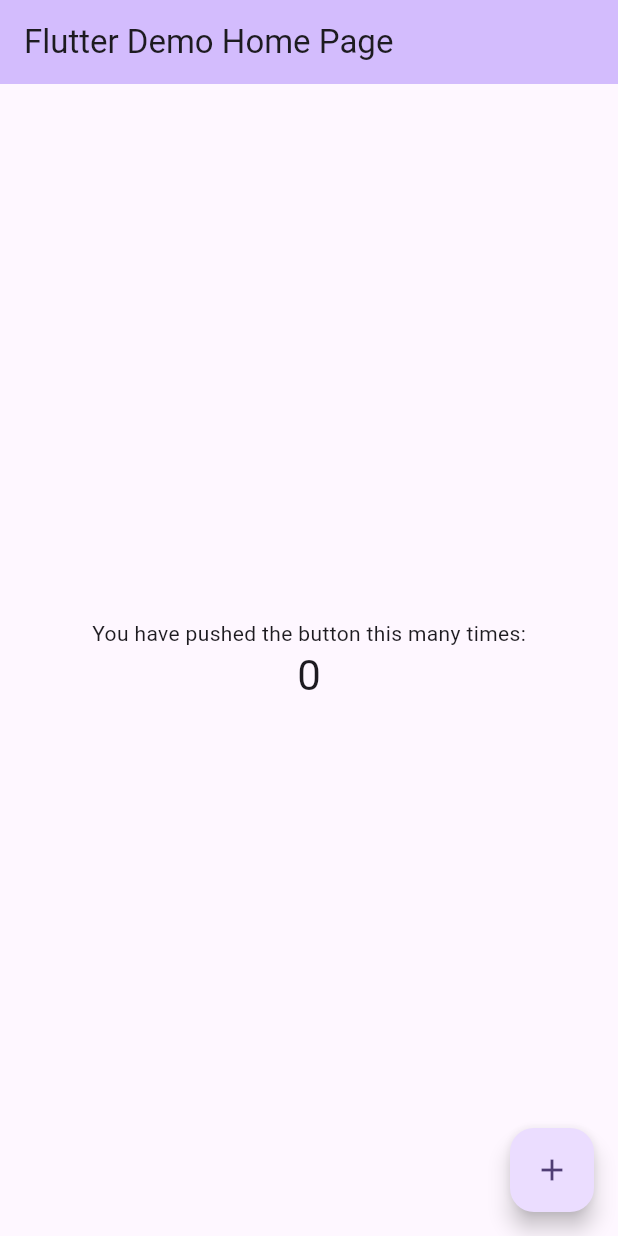
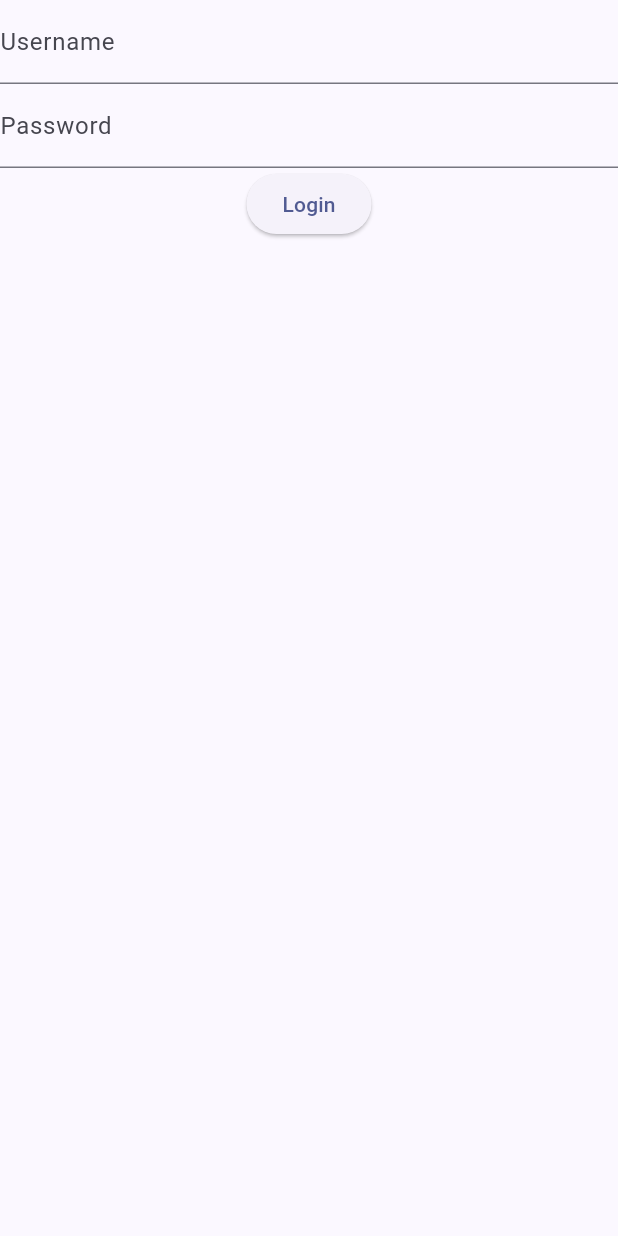
Before and after one commit to kiranmodha/runmaze2, a Flutter app: the screen it shows after launch, on a phone screen of 412 x 824 dp. Run offline on Flutter 3.47's test engine with Material 3 defaults, Android fonts, the phone set to English and light mode, and no system bars; our stand-ins replace shared_preferences, sqflite, supabase, supabase_flutter; accounts and stored records are empty.

Commit message:
Initial Commit

```diff
--- a/lib/main.dart
+++ b/lib/main.dart
@@ -1,7 +1,9 @@
 import 'package:flutter/material.dart';
-import 'package:runmaze2/model/workout.dart';
+import 'package:runmaze2/presentation/login.dart';
 import 'package:supabase_flutter/supabase_flutter.dart';
+import 'package:runmaze2/presentation/home.dart';
 
+// Hello
 
 void main() async {
   WidgetsFlutterBinding.ensureInitialized();
@@ -22,78 +24,118 @@ class MyApp extends StatelessWidget {
   @override
   Widget build(BuildContext context) {
     return MaterialApp(
-      title: 'Flutter Demo',
+      debugShowCheckedModeBanner: false,
+      // debugShowMaterialGrid: true,
       theme: ThemeData(
-        colorScheme: ColorScheme.fromSeed(seedColor: Colors.deepPurple),
+        colorScheme: ColorScheme.fromSeed(seedColor: Colors.indigo),
         useMaterial3: true,
       ),
-      home: const MyHomePage(title: 'Flutter Demo Home Page'),
+      home: const LoginPage(),
     );
   }
 }
 
-class MyHomePage extends StatefulWidget {
-  const MyHomePage({super.key, required this.title});
-  final String title;
 
-  @override
-  State<MyHomePage> createState() => _MyHomePageState();
-}
 
-class _MyHomePageState extends State<MyHomePage> {
-  int _counter = 0;
-  final client = Supabase.instance.client;
 
-  void _incrementCounter() {
-    _getLatestWorkouts();
-    setState(() {
-      _counter++;
-    });
-  }
 
-  void _getData() async {
-    final data = await client.from("club_master").select();
-    print(data);
-  }
 
-  void _getLatestWorkouts() async {
-    final response = await client
-        .from('workout')
-        .select()
-        .eq('athlete_id', 33) // added where condition
-        .order('workout_date', ascending: false)
-        .limit(2);
+// import 'package:flutter/material.dart';
+// import 'package:runmaze2/model/workout.dart';
+// import 'package:supabase_flutter/supabase_flutter.dart';
 
-    Workouts workouts = Workouts.fromMapList(response);
-    print(workouts.workoutList.length);
-  }
 
-  @override
-  Widget build(BuildContext context) {
-    return Scaffold(
-      appBar: AppBar(
-        backgroundColor: Theme.of(context).colorScheme.inversePrimary,
-        title: Text(widget.title),
-      ),
-      body: Center(
-        child: Column(
-          mainAxisAlignment: MainAxisAlignment.center,
-          children: <Widget>[
-            const Text(
-              'You have pushed the button this many times:',
-            ),
-            Text(
-              '$_counter',
-              style: Theme.of(context).textTheme.headlineMedium,
-            ),
-          ],
-        ),
-      ),
-      floatingActionButton: FloatingActionButton(
-        onPressed: _incrementCounter,
-        tooltip: 'Increment',
-        child: const Icon(Icons.add),
-      ), // This trailing comma makes auto-formatting nicer for build methods.
-    );
-  }
-}
+// void main() async {
+//   WidgetsFlutterBinding.ensureInitialized();
+
+//   await Supabase.initialize(
+//     url: 'https://wbceffdfjuczhuorcxkf.supabase.co',
+//     anonKey:
+//         'eyJhbGciOiJIUzI1NiIsInR5cCI6IkpXVCJ9.eyJpc3MiOiJzdXBhYmFzZSIsInJlZiI6IndiY2VmZmRmanVjemh1b3JjeGtmIiwicm9sZSI6ImFub24iLCJpYXQiOjE3MDc1MzgzNzAsImV4cCI6MjAyMzExNDM3MH0.gHSDpIJ9LZO9WaG-2zqKSwna6pXZVs_jwNpq2B-iKPs',
+//   );
+
+//   runApp(const MyApp());
+// }
+
+// class MyApp extends StatelessWidget {
+//   const MyApp({super.key});
+
+//   // This widget is the root of your application.
+//   @override
+//   Widget build(BuildContext context) {
+//     return MaterialApp(
+//       title: 'Flutter Demo',
+//       theme: ThemeData(
+//         colorScheme: ColorScheme.fromSeed(seedColor: Colors.deepPurple),
+//         useMaterial3: true,
+//       ),
+//       home: const MyHomePage(title: 'Flutter Demo Home Page'),
+//     );
+//   }
+// }
+
+// class MyHomePage extends StatefulWidget {
+//   const MyHomePage({super.key, required this.title});
+//   final String title;
+
+//   @override
+//   State<MyHomePage> createState() => _MyHomePageState();
+// }
+
+// class _MyHomePageState extends State<MyHomePage> {
+//   int _counter = 0;
+//   final client = Supabase.instance.client;
+
+//   void _incrementCounter() {
+//     _getLatestWorkouts();
+//     setState(() {
+//       _counter++;
+//     });
+//   }
+
+//   void _getData() async {
+//     final data = await client.from("club_master").select();
+//     print(data);
+//   }
+
+//   void _getLatestWorkouts() async {
+//     final response = await client
+//         .from('workout')
+//         .select()
+//         .eq('athlete_id', 33) // added where condition
+//         .order('workout_date', ascending: false)
+//         .limit(2);
+
+//     Workouts workouts = Workouts.fromMapList(response);
+//     print(workouts.workoutList.length);
+//   }
+
+//   @override
+//   Widget build(BuildContext context) {
+//     return Scaffold(
+//       appBar: AppBar(
+//         backgroundColor: Theme.of(context).colorScheme.inversePrimary,
+//         title: Text(widget.title),
+//       ),
+//       body: Center(
+//         child: Column(
+//           mainAxisAlignment: MainAxisAlignment.center,
+//           children: <Widget>[
+//             const Text(
+//               'You have pushed the button this many times:',
+//             ),
+//             Text(
+//               '$_counter',
+//               style: Theme.of(context).textTheme.headlineMedium,
+//             ),
+//           ],
+//         ),
+//       ),
+//       floatingActionButton: FloatingActionButton(
+//         onPressed: _incrementCounter,
+//         tooltip: 'Increment',
+//         child: const Icon(Icons.add),
+//       ), // This trailing comma makes auto-formatting nicer for build methods.
+//     );
+//   }
+// }
--- /dev/null
+++ b/lib/presentation/login.dart
@@ -0,0 +1,56 @@
+import 'package:flutter/material.dart';
+import 'package:supabase/supabase.dart';
+
+class LoginPage extends StatefulWidget {
+  LoginPage({Key? key}) : super(key: key);
+
+  @override
+  _LoginPageState createState() => _LoginPageState();
+}
+
+class _LoginPageState extends State<LoginPage> {
+  final _usernameController = TextEditingController();
+  final _passwordController = TextEditingController();
+  final supabase =
+      SupabaseClient('https://wbceffdfjuczhuorcxkf.supabase.co', 'anonKey');
+
+  @override
+  Widget build(BuildContext context) {
+    return Scaffold(
+      body: Column(
+        children: <Widget>[
+          TextField(
+            controller: _usernameController,
+            decoration: InputDecoration(labelText: 'Username'),
+          ),
+          TextField(
+            controller: _passwordController,
+            decoration: InputDecoration(labelText: 'Password'),
+            obscureText: true,
+          ),
+          ElevatedButton(
+            onPressed: _login,
+            child: Text('Login'),
+          ),
+        ],
+      ),
+    );
+  }
+
+  Future<void> _login() async {
+    final response = await supabase.auth.signIn(
+      email: _usernameController.text,
+      password: _passwordController.text,
+    );
+
+    if (response.error != null) {
+      // Show error message
+      print('Error: ${response.error!.message}');
+    } else if (response.data != null) {
+      // Save login data to settings
+      print('User ID: ${response.data!.user!.id}');
+      // You can now store the user ID or other information in your app settings
+      // For example, using the shared_preferences package
+    }
+  }
+}
```
Also changed, not shown: lib/presentation/home.dart (added).
